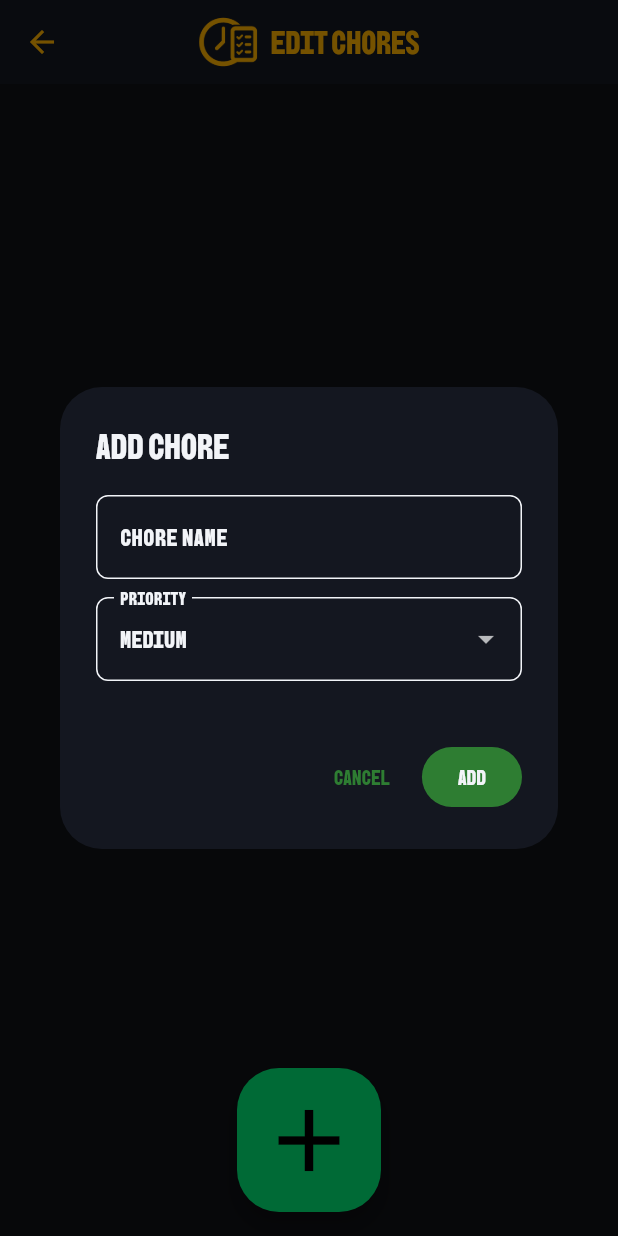
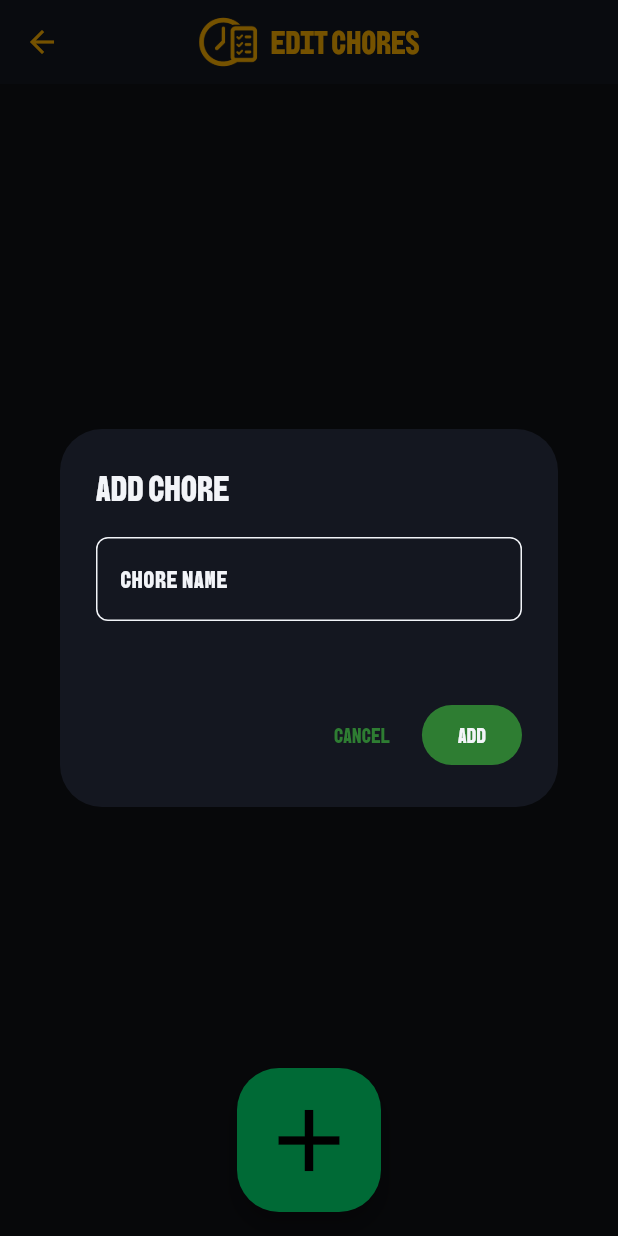
Before and after one commit to Icaruz60/tempochores, a Flutter app: the EditChoresPage screen opened directly, after a tap on the "add" icon, on a phone screen of 412 x 824 dp. Run offline on Flutter 3.47's test engine with Material 3 defaults, Android fonts, the phone set to English and light mode, and no system bars; our stand-ins replace hive, hive_flutter; accounts and stored records are empty.

Commit message:
remove priority from frontend on edit chores page

```diff
--- a/tempochores_app/lib/pages/edit_chores_page.dart
+++ b/tempochores_app/lib/pages/edit_chores_page.dart
@@ -154,21 +154,21 @@ Future<void> _showChoreDialog(BuildContext context, {Chore? existing}) async {
                     decoration: const InputDecoration(labelText: 'Chore name'),
                   ),
                   const SizedBox(height: 12),
-                  DropdownButtonFormField<Priority>(
-                    value: priority,
-                    decoration: const InputDecoration(labelText: 'Priority'),
-                    items: Priority.values
-                        .map(
-                          (p) => DropdownMenuItem(
-                            value: p,
-                            child: Text(
-                              p.name[0].toUpperCase() + p.name.substring(1),
-                            ),
-                          ),
-                        )
-                        .toList(),
-                    onChanged: (p) => priority = p ?? priority,
-                  ),
+                  // DropdownButtonFormField<Priority>(
+                  //   value: priority,
+                  //   decoration: const InputDecoration(labelText: 'Priority'),
+                  //   items: Priority.values
+                  //       .map(
+                  //         (p) => DropdownMenuItem(
+                  //           value: p,
+                  //           child: Text(
+                  //             p.name[0].toUpperCase() + p.name.substring(1),
+                  //           ),
+                  //         ),
+                  //       )
+                  //       .toList(),
+                  //   onChanged: (p) => priority = p ?? priority,
+                  // ),
                   const SizedBox(height: 16),
                   if (existing != null && existing.timesSeconds.isNotEmpty)
                     Column(
@@ -322,7 +322,7 @@ class _ChoreTile extends StatelessWidget {
 
           child: Row(
             children: [
-              _PriorityPill(priority: chore.priority),
+              // _PriorityPill(priority: chore.priority),
               const SizedBox(width: 12),
               Expanded(
                 child: Column(
@@ -434,56 +434,56 @@ class _ChoreTile extends StatelessWidget {
   }
 }
 
-class _PriorityPill extends StatelessWidget {
-  const _PriorityPill({required this.priority});
-  final Priority priority;
+// class _PriorityPill extends StatelessWidget {
+//   const _PriorityPill({required this.priority});
+//   final Priority priority;
 
-  @override
-  Widget build(BuildContext context) {
-    final label = switch (priority) {
-      Priority.high => 'High',
-      Priority.medium => 'Med',
-      Priority.low => 'Low',
-    };
+//   @override
+//   Widget build(BuildContext context) {
+//     final label = switch (priority) {
+//       Priority.high => 'High',
+//       Priority.medium => 'Med',
+//       Priority.low => 'Low',
+//     };
 
-    final color = switch (priority) {
-      Priority.high => Colors.redAccent,
-      Priority.medium => Colors.orangeAccent,
-      Priority.low => Colors.greenAccent,
-    };
+//     final color = switch (priority) {
+//       Priority.high => Colors.redAccent,
+//       Priority.medium => Colors.orangeAccent,
+//       Priority.low => Colors.greenAccent,
+//     };
 
-    return Container(
-      padding: const EdgeInsets.symmetric(horizontal: 20, vertical: 10),
-      decoration: BoxDecoration(
-        color: color.withValues(alpha: 0.2),
-        borderRadius: BorderRadius.circular(999),
-        border: Border.all(color: color, width: 1),
-      ),
-      child: Text(
-        label,
-        style: Theme.of(context).textTheme.labelMedium?.copyWith(
-          color: Colors.white,
-          fontWeight: FontWeight.w600,
-          shadows: [
-            Shadow(offset: Offset(3, 3), blurRadius: 15, color: Colors.black54),
-            Shadow(
-              offset: Offset(-3, -3),
-              blurRadius: 15,
-              color: Colors.black54,
-            ),
-            Shadow(
-              offset: Offset(3, -3),
-              blurRadius: 15,
-              color: Colors.black54,
-            ),
-            Shadow(
-              offset: Offset(-3, 3),
-              blurRadius: 15,
-              color: Colors.black54,
-            ),
-          ],
-        ),
-      ),
-    );
-  }
-}
+//     return Container(
+//       padding: const EdgeInsets.symmetric(horizontal: 20, vertical: 10),
+//       decoration: BoxDecoration(
+//         color: color.withValues(alpha: 0.2),
+//         borderRadius: BorderRadius.circular(999),
+//         border: Border.all(color: color, width: 1),
+//       ),
+//       child: Text(
+//         label,
+//         style: Theme.of(context).textTheme.labelMedium?.copyWith(
+//           color: Colors.white,
+//           fontWeight: FontWeight.w600,
+//           shadows: [
+//             Shadow(offset: Offset(3, 3), blurRadius: 15, color: Colors.black54),
+//             Shadow(
+//               offset: Offset(-3, -3),
+//               blurRadius: 15,
+//               color: Colors.black54,
+//             ),
+//             Shadow(
+//               offset: Offset(3, -3),
+//               blurRadius: 15,
+//               color: Colors.black54,
+//             ),
+//             Shadow(
+//               offset: Offset(-3, 3),
+//               blurRadius: 15,
+//               color: Colors.black54,
+//             ),
+//           ],
+//         ),
+//       ),
+//     );
+//   }
+// }
```
